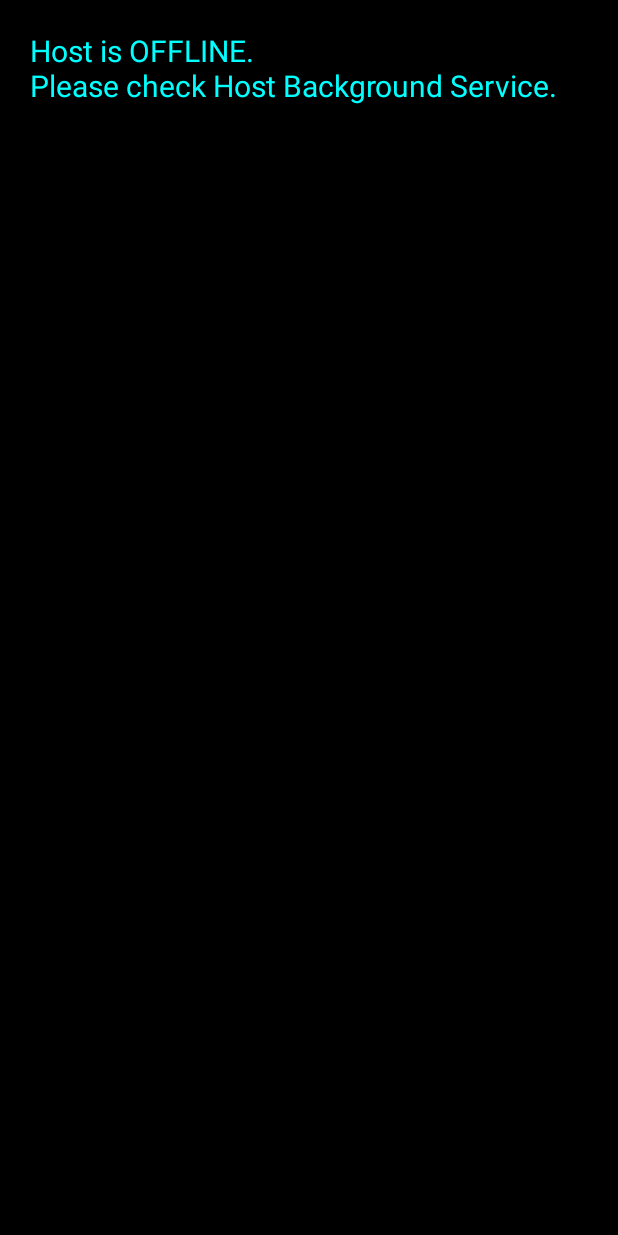
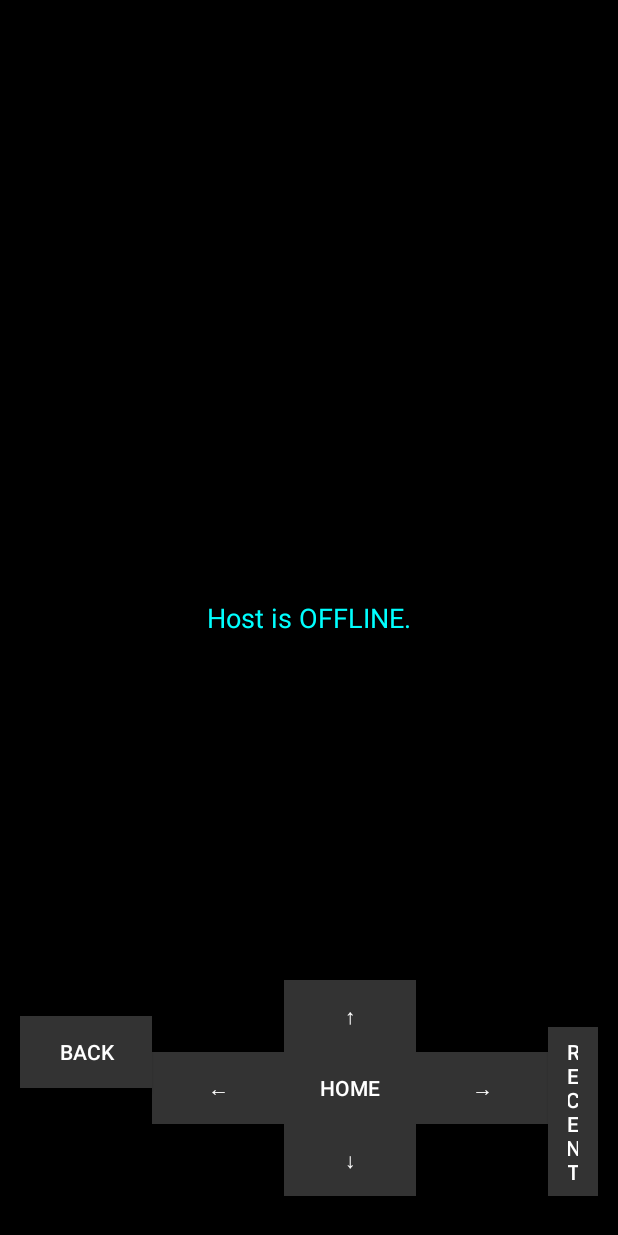
Before and after one commit to Shivampalreherguwan01/S.Agent2, an Android app: the LiveControlActivity screen opened directly, with no data from a screen before it, on a phone screen of 412 x 824 dp. Run offline under Robolectric (Android 15) with nearby library versions, the phone set to English and light mode, and no system bars; our stand-ins replace Firebase (no records; nobody signed in at launch, a user with empty details on screens opened directly).

Commit message:
Fixed Black Screen intent bug, Implemented Swipe/Drag, Added Dark UI with D-Pad

```diff
--- a/app/src/main/java/com/sagent/app/LiveControlActivity.java
+++ b/app/src/main/java/com/sagent/app/LiveControlActivity.java
@@ -3,12 +3,16 @@ package com.sagent.app;
 import android.graphics.Bitmap;
 import android.graphics.BitmapFactory;
 import android.graphics.Color;
+import android.graphics.drawable.GradientDrawable;
 import android.os.Bundle;
 import android.util.Base64;
-import android.util.Log;
+import android.view.Gravity;
 import android.view.MotionEvent;
+import android.view.View;
+import android.widget.Button;
 import android.widget.FrameLayout;
 import android.widget.ImageView;
+import android.widget.LinearLayout;
 import android.widget.TextView;
 import androidx.annotation.NonNull;
 import androidx.appcompat.app.AppCompatActivity;
@@ -33,20 +37,87 @@ public class LiveControlActivity extends AppCompatActivity {
         super.onCreate(savedInstanceState);
         roomId = getIntent().getStringExtra("roomId");
 
-        FrameLayout layout = new FrameLayout(this);
-        layout.setBackgroundColor(Color.BLACK);
+        // --- UI SETUP (Dark Theme + D-Pad) ---
+        FrameLayout rootLayout = new FrameLayout(this);
+        rootLayout.setBackgroundColor(Color.BLACK);
+
+        // 1. Live Screen View
         imageView = new ImageView(this);
         imageView.setScaleType(ImageView.ScaleType.FIT_CENTER);
+        FrameLayout.LayoutParams imgParams = new FrameLayout.LayoutParams(
+                FrameLayout.LayoutParams.MATCH_PARENT, FrameLayout.LayoutParams.MATCH_PARENT);
+        rootLayout.addView(imageView, imgParams);
 
+        // 2. Status Text
         statusText = new TextView(this);
-        statusText.setText("Connecting...\nWaiting for Host Screen.");
+        statusText.setText("Connecting to Host...\nWaiting for Screen.");
         statusText.setTextColor(Color.CYAN);
-        statusText.setTextSize(20);
-        statusText.setPadding(30, 30, 30, 30);
+        statusText.setTextSize(18);
+        statusText.setGravity(Gravity.CENTER);
+        rootLayout.addView(statusText);
 
-        layout.addView(imageView);
-        layout.addView(statusText);
-        setContentView(layout);
+        // 3. Bottom Control Panel (D-Pad + Buttons)
+        LinearLayout controlPanel = new LinearLayout(this);
+        controlPanel.setOrientation(LinearLayout.HORIZONTAL);
+        controlPanel.setGravity(Gravity.CENTER | Gravity.BOTTOM);
+        controlPanel.setPadding(20, 20, 20, 40);
+        controlPanel.setBackgroundColor(Color.parseColor("#80000000")); // Semi-transparent black
+
+        // Back Button
+        Button btnBack = createControlButton("Back");
+        btnBack.setOnClickListener(v -> sendCommand("BACK"));
+
+        // Home Button
+        Button btnHome = createControlButton("Home");
+        btnHome.setOnClickListener(v -> sendCommand("HOME"));
+
+        // Recent Button
+        Button btnRecent = createControlButton("Recent");
+        btnRecent.setOnClickListener(v -> sendCommand("RECENT"));
+
+        // D-Pad (Up, Down, Left, Right)
+        Button btnUp = createControlButton("↑");
+        btnUp.setOnClickListener(v -> sendCommand("UP"));
+        Button btnDown = createControlButton("↓");
+        btnDown.setOnClickListener(v -> sendCommand("DOWN"));
+        Button btnLeft = createControlButton("←");
+        btnLeft.setOnClickListener(v -> sendCommand("LEFT"));
+        Button btnRight = createControlButton("→");
+        btnRight.setOnClickListener(v -> sendCommand("RIGHT"));
+
+        LinearLayout dpadLayout = new LinearLayout(this);
+        dpadLayout.setOrientation(LinearLayout.VERTICAL);
+        dpadLayout.setGravity(Gravity.CENTER);
+
+        LinearLayout topRow = new LinearLayout(this);
+        topRow.setGravity(Gravity.CENTER);
+        topRow.addView(btnUp);
+
+        LinearLayout midRow = new LinearLayout(this);
+        midRow.setGravity(Gravity.CENTER);
+        midRow.addView(btnLeft);
+        midRow.addView(btnHome);
+        midRow.addView(btnRight);
+
+        LinearLayout bottomRow = new LinearLayout(this);
+        bottomRow.setGravity(Gravity.CENTER);
+        bottomRow.addView(btnDown);
+
+        dpadLayout.addView(topRow);
+        dpadLayout.addView(midRow);
+        dpadLayout.addView(bottomRow);
+
+        controlPanel.addView(btnBack);
+        controlPanel.addView(dpadLayout);
+        controlPanel.addView(btnRecent);
+
+        FrameLayout.LayoutParams panelParams = new FrameLayout.LayoutParams(
+                FrameLayout.LayoutParams.MATCH_PARENT, FrameLayout.LayoutParams.WRAP_CONTENT);
+        panelParams.gravity = Gravity.BOTTOM;
+        rootLayout.addView(controlPanel, panelParams);
+
+        setContentView(rootLayout);
+        // --- UI SETUP END ---
 
         DatabaseReference roomRef = FirebaseDatabase.getInstance().getReference("rooms").child(roomId);
         screenRef = roomRef.child("screen");
@@ -59,7 +130,7 @@ public class LiveControlActivity extends AppCompatActivity {
             public void onDataChange(@NonNull DataSnapshot snapshot) {
                 Boolean isOnline = snapshot.getValue(Boolean.class);
                 if (isOnline == null || !isOnline) {
-                    runOnUiThread(() -> statusText.setText("Host is OFFLINE.\nPlease check Host Background Service."));
+                    runOnUiThread(() -> statusText.setText("Host is OFFLINE."));
                 } else {
                     requestRef.setValue(true);
                 }
@@ -84,36 +155,59 @@ public class LiveControlActivity extends AppCompatActivity {
                                 });
                             }
                         }
-                    } catch (Exception e) { Log.e("Controller", "Decode Error", e); }
+                    } catch (Exception e) { e.printStackTrace(); }
                 }
             }
             @Override public void onCancelled(@NonNull DatabaseError error) {}
         };
         screenRef.addValueEventListener(screenListener);
 
-        // Full Touch Support (Click, Drag, Swipe)
+        // Touch Logic with Letterboxing Fix
         imageView.setOnTouchListener((v, event) -> {
-            if (imageView.getWidth() == 0 || imageView.getHeight() == 0) return true;
+            if (imageView.getDrawable() == null) return true;
 
-            float xRatio = event.getX() / imageView.getWidth();
-            float yRatio = event.getY() / imageView.getHeight();
+            float drawableWidth = imageView.getDrawable().getIntrinsicWidth();
+            float drawableHeight = imageView.getDrawable().getIntrinsicHeight();
+            float viewWidth = imageView.getWidth();
+            float viewHeight = imageView.getHeight();
 
-            // Bounds check (PDF Fix)
-            xRatio = Math.max(0f, Math.min(1f, xRatio));
-            yRatio = Math.max(0f, Math.min(1f, yRatio));
+            float scale = Math.min(viewWidth / drawableWidth, viewHeight / drawableHeight);
+            float displayWidth = drawableWidth * scale;
+            float displayHeight = drawableHeight * scale;
+
+            float deltaX = (viewWidth - displayWidth) / 2;
+            float deltaY = (viewHeight - displayHeight) / 2;
+
+            float xRatio = (event.getX() - deltaX) / displayWidth;
+            float yRatio = (event.getY() - deltaY) / displayHeight;
+
+            if (xRatio < 0 || xRatio > 1 || yRatio < 0 || yRatio > 1) return true;
 
             Map<String, Object> touchData = new HashMap<>();
             touchData.put("xRatio", xRatio);
             touchData.put("yRatio", yRatio);
-            touchData.put("action", event.getAction());
+            touchData.put("action", event.getAction()); // Send DOWN, MOVE, UP
             touchData.put("timestamp", System.currentTimeMillis());
 
-            // Sirf DOWN aur MOVE par database update karo taaki spam na ho
-            if (event.getAction() == MotionEvent.ACTION_DOWN || event.getAction() == MotionEvent.ACTION_MOVE) {
-                touchRef.setValue(touchData);
-            }
+            touchRef.setValue(touchData);
             return true;
         });
+    }
+
+    private Button createControlButton(String text) {
+        Button btn = new Button(this);
+        btn.setText(text);
+        btn.setTextColor(Color.WHITE);
+        btn.setBackgroundColor(Color.parseColor("#333333"));
+        btn.setPadding(20, 10, 20, 10);
+        return btn;
+    }
+
+    private void sendCommand(String cmd) {
+        Map<String, Object> cmdData = new HashMap<>();
+        cmdData.put("command", cmd);
+        cmdData.put("timestamp", System.currentTimeMillis());
+        touchRef.setValue(cmdData);
     }
 
     @Override
```
Also changed, not shown: app/src/main/java/com/sagent/app/MyAccessibilityService.java (+34 -16 lines), app/src/main/java/com/sagent/app/ScreenCaptureService.java (+10 -32 lines).
